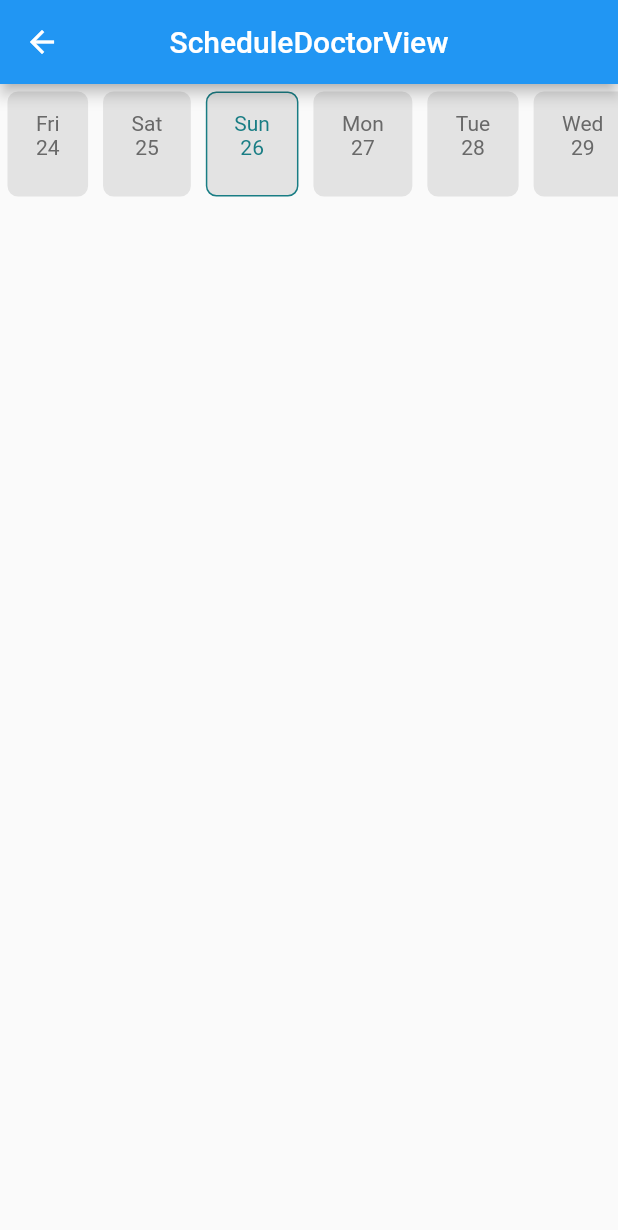
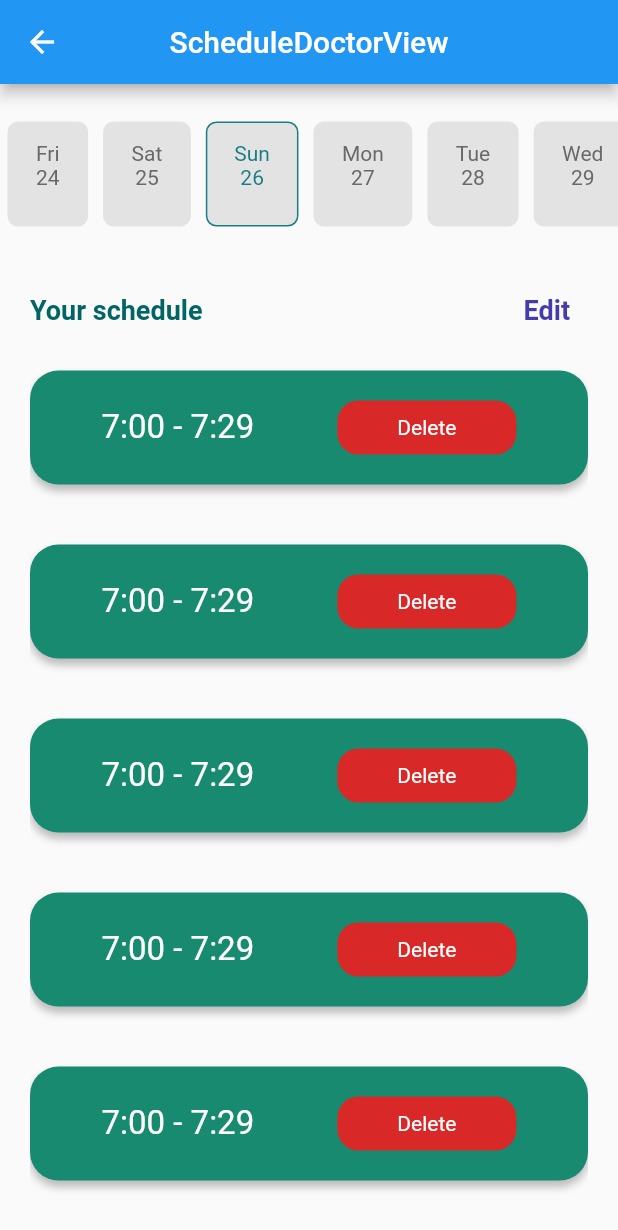
Before and after one commit to richardannowit/Health-Care-In-CanTho, a Flutter app: the ScheduleDoctorView screen opened by its route, on a phone screen of 412 x 824 dp. Shown: the top 1230 px of the screen. Run offline on Flutter 3.47's test engine with Material 2 defaults, Android fonts, the phone set to English and light mode, and no system bars; our stand-ins replace carousel_slider, cloud_firestore, firebase_auth, firebase_core, flutter_rating_bar, flutter_slidable and 4 more; accounts and stored records are empty; statements that could not run were skipped.

Commit message:
add timeline list

```diff
--- /dev/null
+++ b/lib/app/modules/schedule_doctor/views/components/button.dart
@@ -0,0 +1,34 @@
+import 'package:flutter/material.dart';
+
+class ButtonCustom extends StatelessWidget {
+  ButtonCustom({
+    Key? key,
+    required this.text,
+    required this.onPress,
+    required this.color,
+  }) : super(key: key);
+
+  final String text;
+  final Function onPress;
+  final Color color;
+
+  @override
+  Widget build(BuildContext context) {
+    return Container(
+      padding: EdgeInsets.symmetric(horizontal: 40, vertical: 10),
+      decoration: BoxDecoration(
+        color: color,
+        borderRadius: BorderRadius.all(
+          Radius.circular(14),
+        ),
+      ),
+      child: InkWell(
+        child: Text(
+          text,
+          style: TextStyle(color: Colors.white),
+        ),
+        onTap: () => onPress,
+      ),
+    );
+  }
+}
--- /dev/null
+++ b/lib/app/modules/schedule_doctor/views/components/timeline_card.dart
@@ -0,0 +1,45 @@
+import 'package:flutter/material.dart';
+import 'package:flutter_healthcare/app/modules/schedule_doctor/views/components/button.dart';
+
+class TimeLineCard extends StatelessWidget {
+  const TimeLineCard({
+    Key? key,
+  }) : super(key: key);
+
+  @override
+  Widget build(BuildContext context) {
+    return Container(
+      margin: EdgeInsets.symmetric(vertical: 20),
+      padding: EdgeInsets.symmetric(horizontal: 20, vertical: 20),
+      decoration: BoxDecoration(
+        color: Color(0xFF188A6F),
+        borderRadius: BorderRadius.all(
+          Radius.circular(19),
+        ),
+        boxShadow: [
+          BoxShadow(
+            offset: Offset(0, 4),
+            blurRadius: 4,
+            color: Color(0xFF000000).withOpacity(0.25),
+          ),
+        ],
+      ),
+      child: Row(
+        mainAxisAlignment: MainAxisAlignment.spaceAround,
+        children: [
+          Text(
+            "7:00 - 7:29",
+            style: TextStyle(color: Colors.white, fontSize: 22),
+          ),
+          ButtonCustom(
+            text: 'Delete',
+            color: Color(0xFFD92828),
+            onPress: () {
+              //
+            },
+          ),
+        ],
+      ),
+    );
+  }
+}
--- /dev/null
+++ b/lib/app/modules/schedule_doctor/views/constants.dart
@@ -0,0 +1,12 @@
+import 'package:flutter/material.dart';
+
+final buttonStyle = ButtonStyle(
+  backgroundColor: MaterialStateProperty.all<Color>(Colors.red),
+  foregroundColor: MaterialStateProperty.all<Color>(Colors.white),
+  shape: MaterialStateProperty.all<RoundedRectangleBorder>(
+    RoundedRectangleBorder(
+      borderRadius: BorderRadius.circular(14.0),
+      side: BorderSide(color: Colors.red),
+    ),
+  ),
+);
--- a/lib/app/modules/schedule_doctor/views/schedule_doctor_view.dart
+++ b/lib/app/modules/schedule_doctor/views/schedule_doctor_view.dart
@@ -1,5 +1,6 @@
 import 'package:flutter/material.dart';
 import 'package:flutter_healthcare/app/modules/schedule_doctor/views/calendar_list.dart';
+import 'package:flutter_healthcare/app/modules/schedule_doctor/views/timeline_list.dart';
 
 import 'package:get/get.dart';
 
@@ -18,11 +19,15 @@ class ScheduleDoctorView extends GetView<ScheduleDoctorController> {
           return Container(
             child: Column(
               children: [
-                CalendarList(
-                  height: 80,
-                  date: controller.selectedDate,
-                  onChange: controller.onDateChange,
+                Container(
+                  margin: EdgeInsets.symmetric(vertical: 20),
+                  child: CalendarList(
+                    height: 80,
+                    date: controller.selectedDate,
+                    onChange: controller.onDateChange,
+                  ),
                 ),
+                TimeLineList(),
               ],
             ),
           );
--- /dev/null
+++ b/lib/app/modules/schedule_doctor/views/timeline_list.dart
@@ -0,0 +1,67 @@
+import 'package:flutter/material.dart';
+import 'package:flutter_healthcare/app/modules/schedule_doctor/views/components/timeline_card.dart';
+
+class TimeLineList extends StatelessWidget {
+  const TimeLineList({Key? key}) : super(key: key);
+
+  @override
+  Widget build(BuildContext context) {
+    return Column(
+      children: [
+        Container(
+          margin: EdgeInsets.only(top: 20, left: 20, right: 20),
+          child: Stack(
+            fit: StackFit.loose,
+            children: [
+              Container(
+                child: Text(
+                  "Your schedule",
+                  style: TextStyle(
+                    color: Color(0xff016565),
+                    fontSize: 18,
+                    fontFamily: 'Roboto',
+                    fontWeight: FontWeight.w600,
+                  ),
+                ),
+              ),
+              Container(
+                child: Align(
+                  alignment: Alignment.centerRight,
+                  child: InkWell(
+                    onTap: () {
+                      //
+                    },
+                    child: Padding(
+                      padding: const EdgeInsets.symmetric(horizontal: 12.0),
+                      child: Text(
+                        "Edit",
+                        style: TextStyle(
+                          color: Color(0xff443BAD),
+                          fontSize: 18,
+                          fontFamily: 'Roboto',
+                          fontWeight: FontWeight.w700,
+                        ),
+                      ),
+                    ),
+                  ),
+                ),
+              ),
+            ],
+          ),
+        ),
+        Container(
+          margin: EdgeInsets.only(top: 10, left: 20, right: 20),
+          child: ConstrainedBox(
+            constraints: BoxConstraints(maxHeight: 600, minHeight: 100.0),
+            child: ListView.builder(
+              itemCount: 10,
+              itemBuilder: (_, index) {
+                return TimeLineCard();
+              },
+            ),
+          ),
+        )
+      ],
+    );
+  }
+}
```
